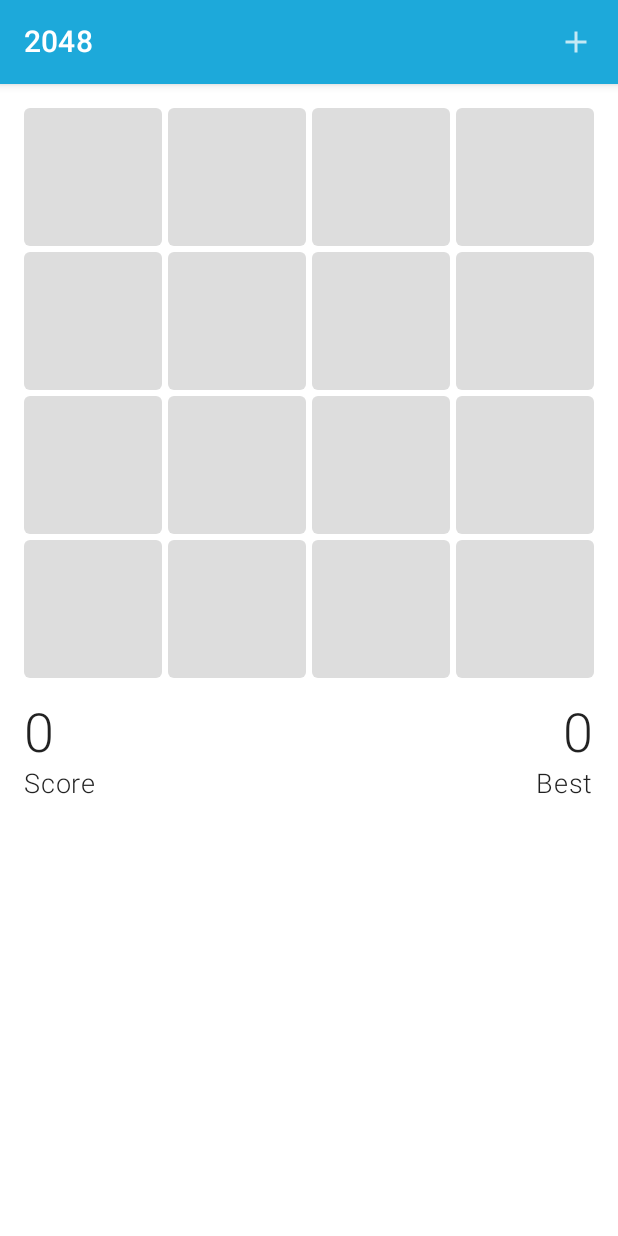
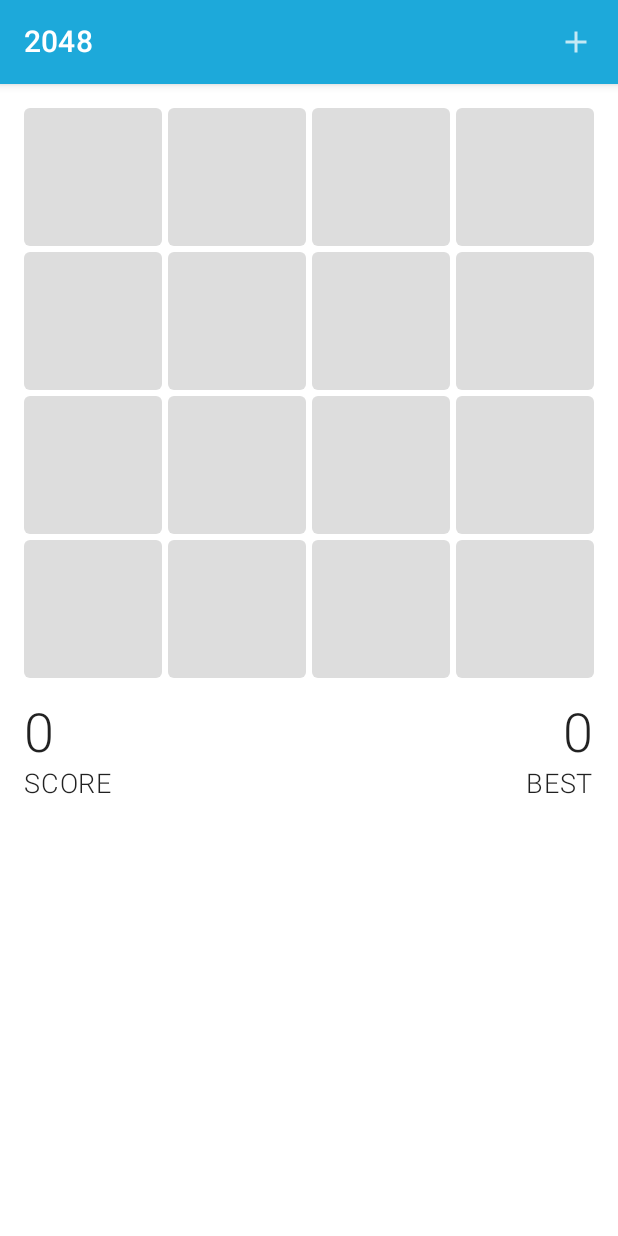
Before and after one commit to alexjlockwood/android-2048-compose, an Android app built with Jetpack Compose: the composable GameUi called with empty values, on a phone screen of 412 x 824 dp. Run offline under Robolectric (Android 15) with nearby library versions, the phone set to English and light mode, and no system bars; 2 statements that could not run were skipped.

Commit message:
test workflow

```diff
--- a/composeApp/src/commonMain/kotlin/com/alexjlockwood/twentyfortyeight/ui/GameUi.kt
+++ b/composeApp/src/commonMain/kotlin/com/alexjlockwood/twentyfortyeight/ui/GameUi.kt
@@ -125,9 +125,9 @@ fun GameUi(
                 },
             gameGrid = { gridSize -> GameGrid(gridTileMovements = gridTileMovements, gridSize = gridSize) },
             currentScoreText = { TextLabel(text = "$currentScore", fontSize = 36.sp) },
-            currentScoreLabel = { TextLabel(text = "Score", fontSize = 18.sp) },
+            currentScoreLabel = { TextLabel(text = "SCORE", fontSize = 18.sp) },
             bestScoreText = { TextLabel(text = "$bestScore", fontSize = 36.sp) },
-            bestScoreLabel = { TextLabel(text = "Best", fontSize = 18.sp) },
+            bestScoreLabel = { TextLabel(text = "BEST", fontSize = 18.sp) },
         )
     }
 
```
